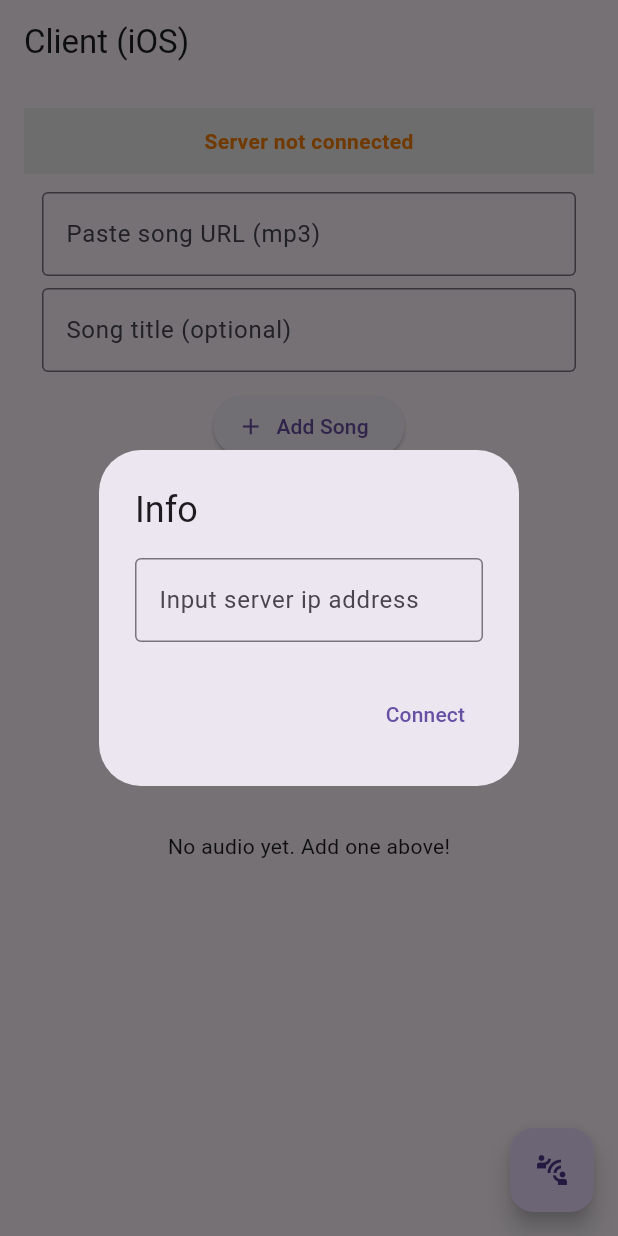
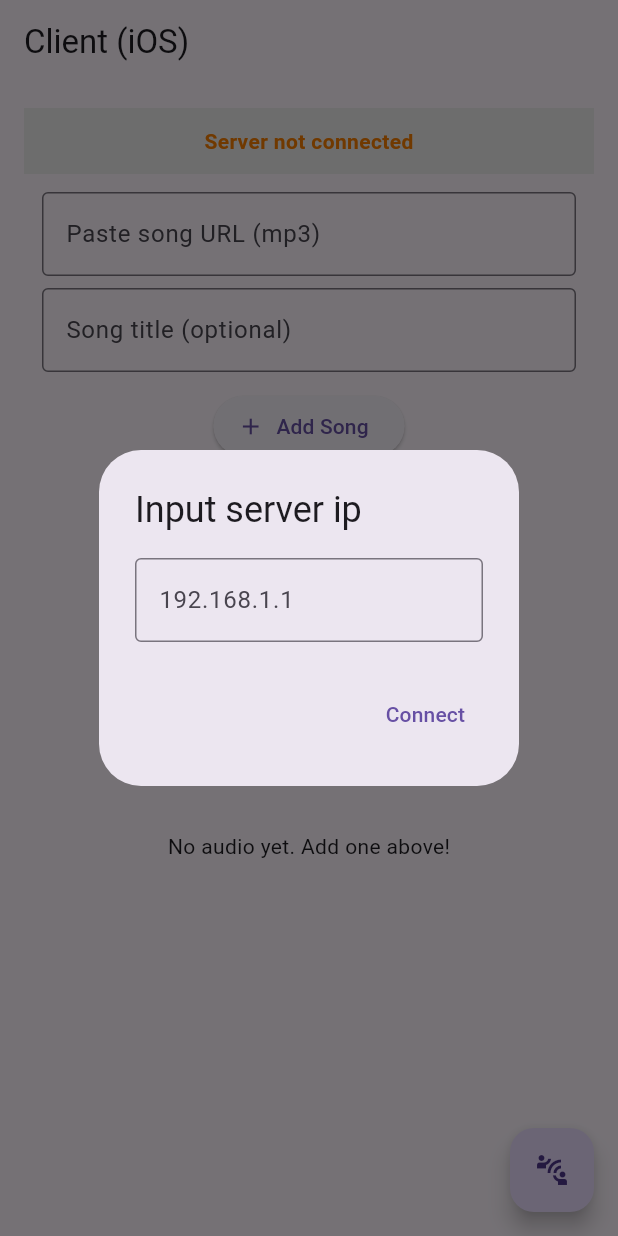
Before and after one commit to frrrrrits/sound_breath, a Flutter app: the screen it shows after launch, after a tap on the "connect without contact" icon, on a phone screen of 412 x 824 dp. Run offline on Flutter 3.47's test engine with Material 3 defaults, Android fonts, the phone set to English and light mode, and no system bars; our stand-ins replace audioplayers.

Commit message:
Update default IP address hint in input dialog and improve server connection prompt

```diff
--- a/lib/constants/app_constants.dart
+++ b/lib/constants/app_constants.dart
@@ -1,4 +1,5 @@
 class AppConstants {
   static const int tcpPort = 4040;
   static const int httpPort = 8080;
+  static const String defaultIpAddress = '192.168.1.1';
 }
--- a/lib/ui/home_page.dart
+++ b/lib/ui/home_page.dart
@@ -2,6 +2,7 @@ import 'dart:io';
 
 import 'package:flutter/material.dart';
 import 'package:provider/provider.dart';
+import 'package:sound_breath/constants/app_constants.dart';
 import 'package:sound_breath/model/audio.dart';
 import 'package:sound_breath/persistant/sb_viewmodel.dart';
 import 'package:sound_breath/ui/view/client_screen.dart';
@@ -30,7 +31,7 @@ class MyHomePage extends StatelessWidget {
             floatingActionButton: Platform.isWindows
                 ? null
                 : FloatingActionButton(
-                    onPressed: () => _showAlert(context, 'Info', viewModel),
+                    onPressed: () => _showAlert(context, 'Input server ip', viewModel),
                     child: const Icon(Icons.connect_without_contact),
                   ),
           );
@@ -168,7 +169,6 @@ class MyHomePage extends StatelessWidget {
     TextEditingController controller = TextEditingController();
     return showDialog<void>(
       context: context,
-      barrierDismissible: false,
       builder: (BuildContext context) {
         return AlertDialog(
           title: Text(title),
@@ -178,7 +178,7 @@ class MyHomePage extends StatelessWidget {
                 TextField(
                   controller: controller,
                   decoration: const InputDecoration(
-                    hintText: 'Input server ip address',
+                    hintText: AppConstants.defaultIpAddress,
                     border: OutlineInputBorder(),
                   ),
                 ),
```
